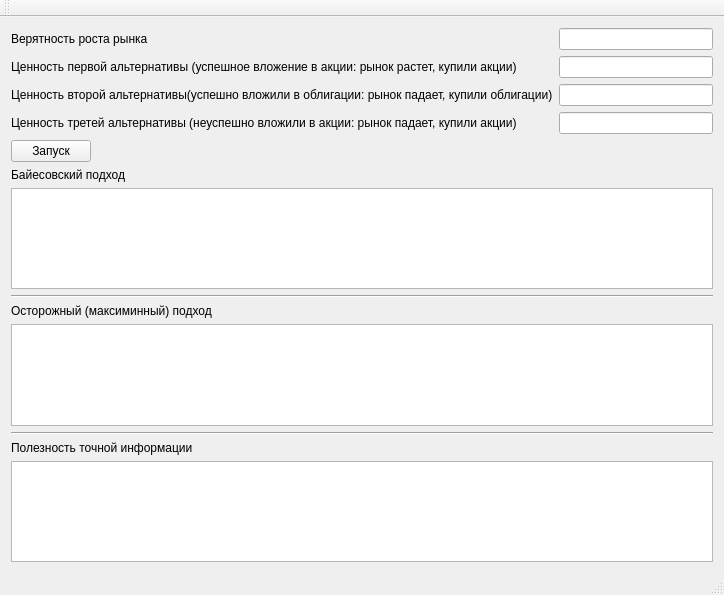
Above: mainwindow.ui from goodluckcompany/tpr before the change. Below: the same form after it.
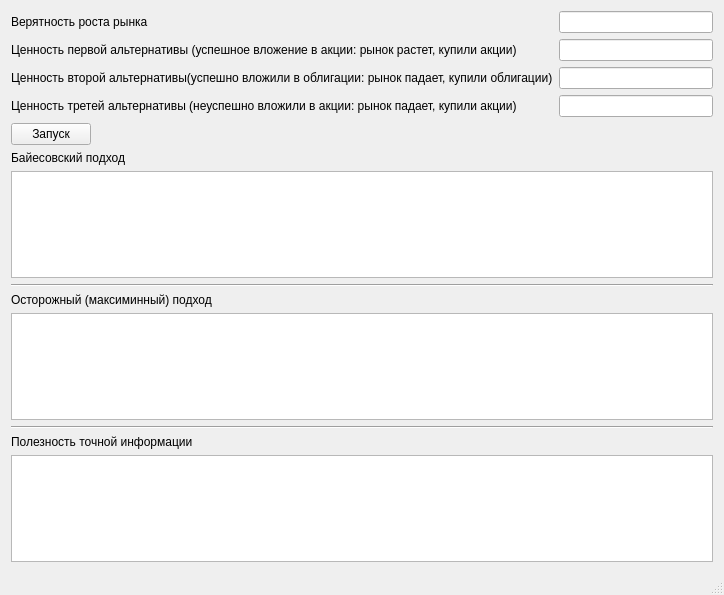
That is the form after the change.

What changed in the file:
```diff
--- a/mainwindow.ui
+++ b/mainwindow.ui
@@ -112,7 +112,11 @@
      </widget>
     </item>
     <item>
-     <widget class="QPlainTextEdit" name="plainTextEdit2"/>
+     <widget class="QPlainTextEdit" name="plainTextEdit2">
+      <property name="readOnly">
+       <bool>true</bool>
+      </property>
+     </widget>
     </item>
     <item>
      <widget class="Line" name="line_2">
@@ -129,7 +133,11 @@
      </widget>
     </item>
     <item>
-     <widget class="QPlainTextEdit" name="plainTextEdit3"/>
+     <widget class="QPlainTextEdit" name="plainTextEdit3">
+      <property name="readOnly">
+       <bool>true</bool>
+      </property>
+     </widget>
     </item>
    </layout>
   </widget>
@@ -143,14 +151,6 @@
     </rect>
    </property>
   </widget>
-  <widget class="QToolBar" name="mainToolBar">
-   <attribute name="toolBarArea">
-    <enum>TopToolBarArea</enum>
-   </attribute>
-   <attribute name="toolBarBreak">
-    <bool>false</bool>
-   </attribute>
-  </widget>
   <widget class="QStatusBar" name="statusBar"/>
  </widget>
  <layoutdefault spacing="6" margin="11"/>
```
Left out of the diff: 4 changed lines with no effect on the pictures.
